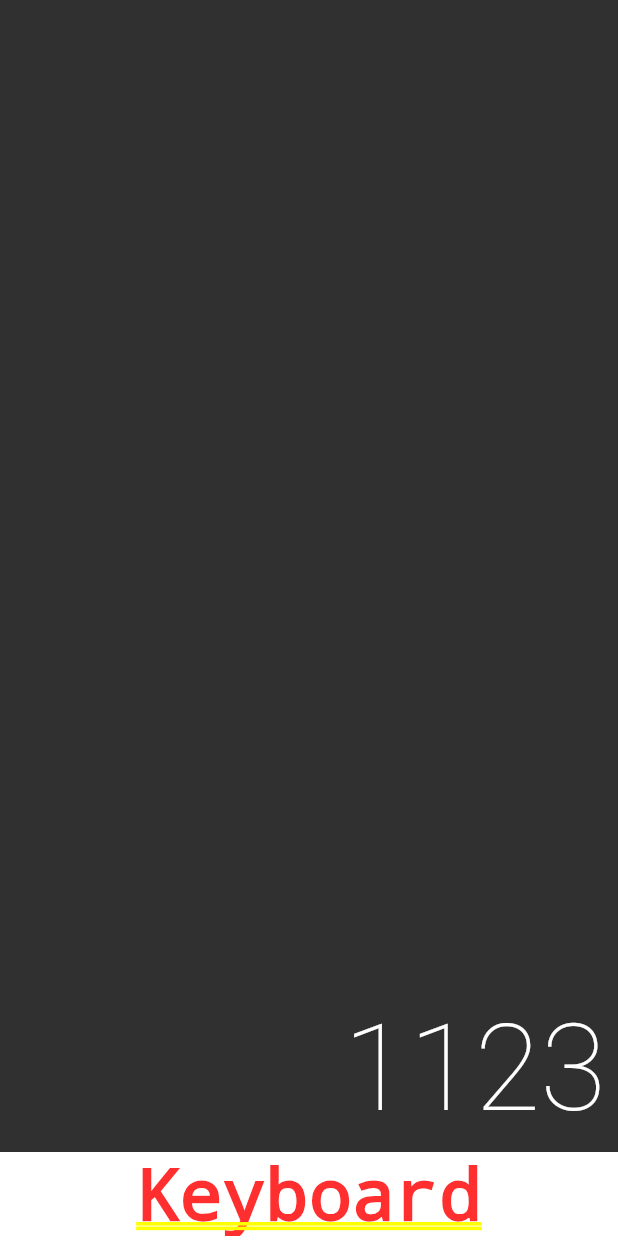
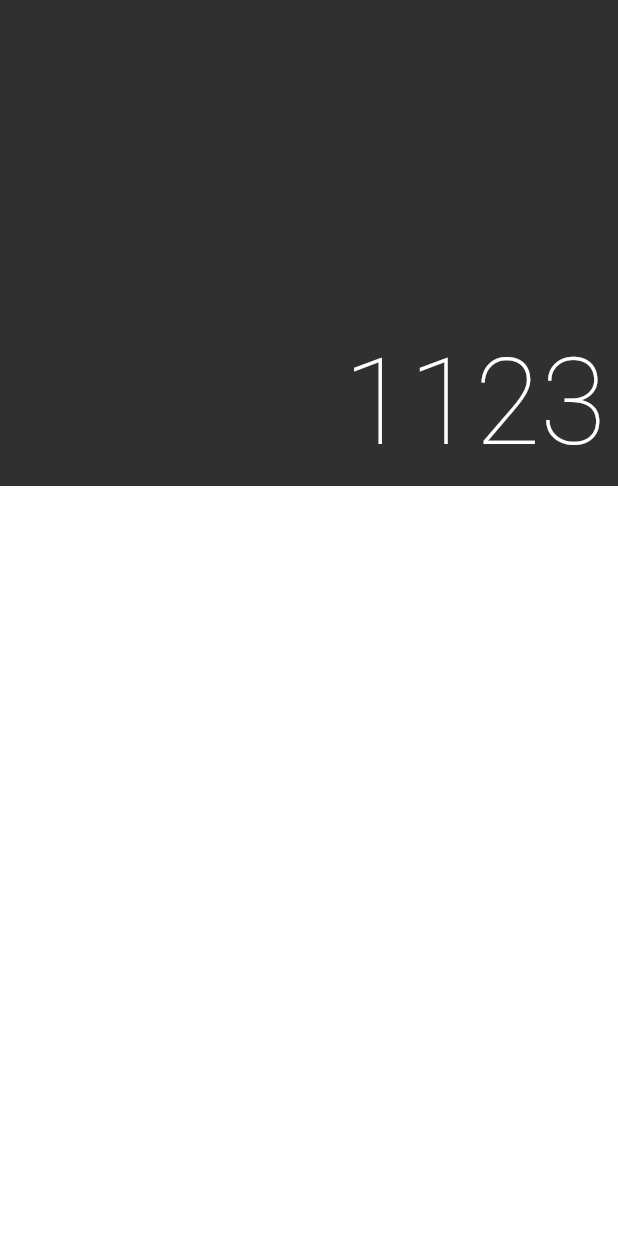
Before and after one commit to AfonsoMachado/flutter_calculator, a Flutter app: the screen it shows after launch, on a phone screen of 412 x 824 dp. Run offline on Flutter 3.47's test engine with Material 2 defaults, Android fonts, the phone set to English and light mode, and no system bars; drawn by our look-alikes of auto_size_text.

```diff
--- /dev/null
+++ b/lib/components/keyboard.dart
@@ -0,0 +1,12 @@
+import 'package:flutter/material.dart';
+
+class Keyboard extends StatelessWidget {
+  const Keyboard({super.key});
+
+  @override
+  Widget build(BuildContext context) {
+    return Container(
+      height: 500,
+    );
+  }
+}
--- /dev/null
+++ b/lib/models/memory.dart
@@ -0,0 +1 @@
+class Memory {}
--- a/lib/screens/calculator.dart
+++ b/lib/screens/calculator.dart
@@ -1,5 +1,6 @@
 import 'package:flutter/material.dart';
 import 'package:flutter_calculator/components/display.dart';
+import 'package:flutter_calculator/components/keyboard.dart';
 
 class Calculator extends StatelessWidget {
   const Calculator({super.key});
@@ -8,7 +9,7 @@ class Calculator extends StatelessWidget {
   Widget build(BuildContext context) {
     return const MaterialApp(
       home: Column(
-        children: [Display('1123'), Text('Keyboard')],
+        children: [Display('1123'), Keyboard()],
       ),
     );
   }
```
Also changed, not shown: lib/components/button.dart (added, +15 -0 lines), lib/components/button_row.dart (added, +15 -0 lines).
